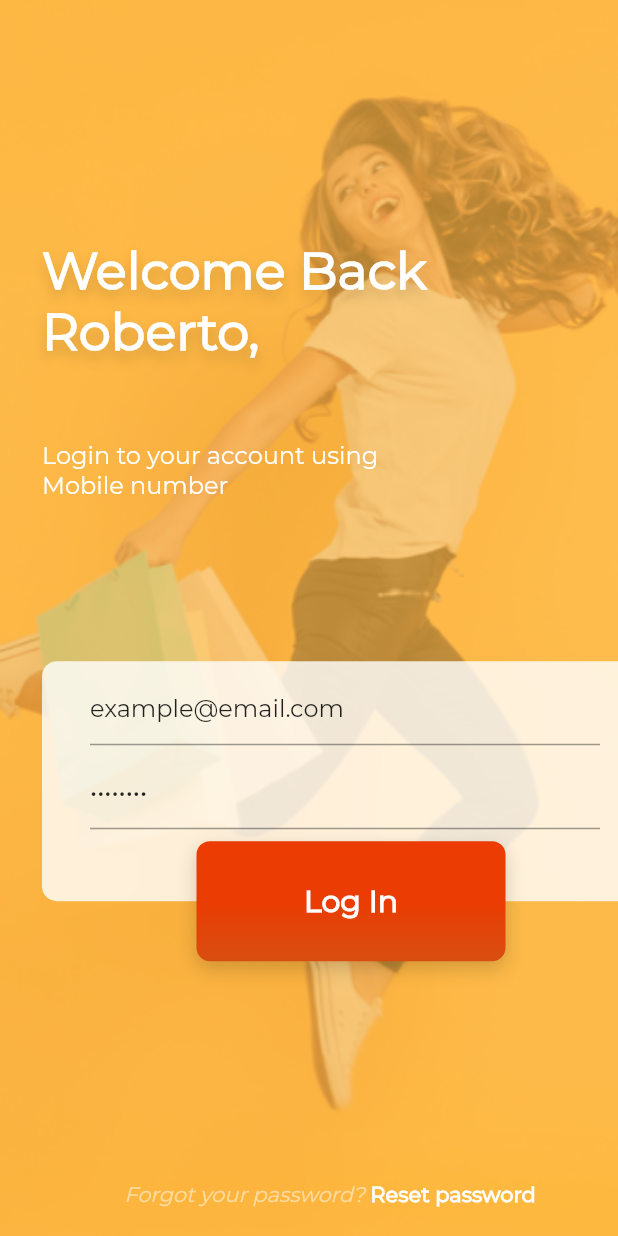
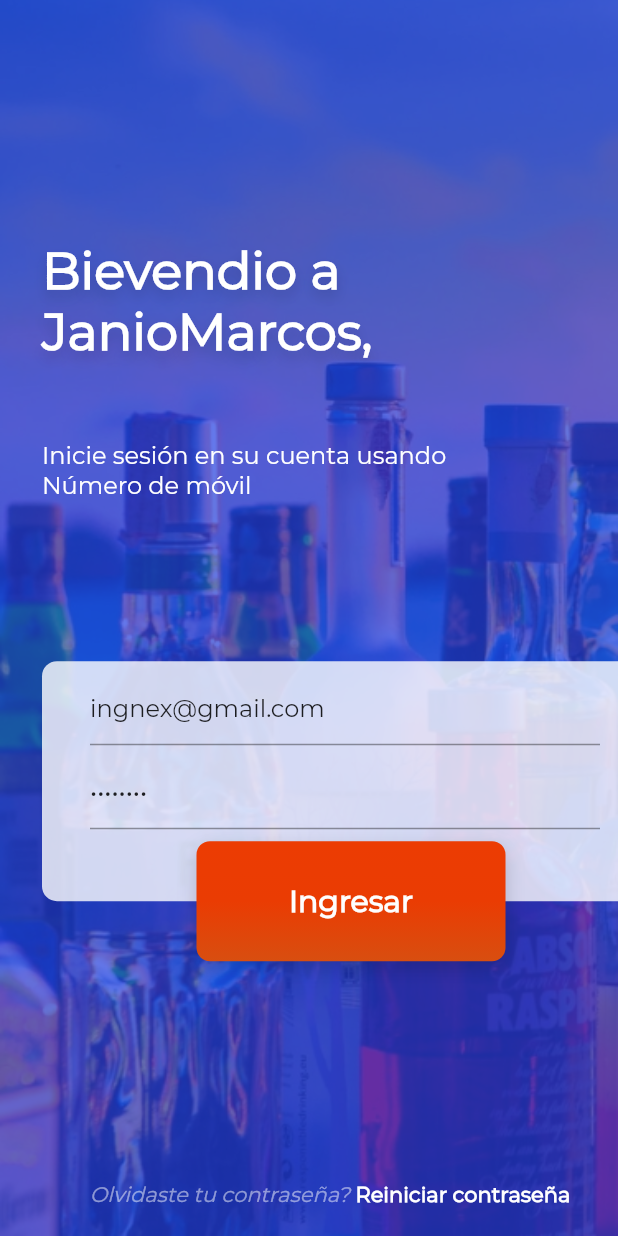
Before and after one commit to IngNex/flutter-practice-delivery, a Flutter app: the screen it shows after launch, on a phone screen of 412 x 824 dp. Run offline on Flutter 3.47's test engine with Material 2 defaults, Android fonts, the phone set to English and light mode, and no system bars; our stand-ins replace card_swiper, country_code_picker, flutter_rating_bar, flutter_svg, numberpicker, pin_code_text_field; missing offline and left inert: rubber.

Commit message:
add login, register verify

```diff
--- a/lib/main.dart
+++ b/lib/main.dart
@@ -8,7 +8,7 @@ class MyApp extends StatelessWidget {
   @override
   Widget build(BuildContext context) {
     return MaterialApp(
-      title: 'eCommerce int2',
+      title: 'IngNex Ecommerce',
       debugShowCheckedModeBanner: false,
       theme: ThemeData(
         brightness: Brightness.light,
--- a/lib/screens/auth/register_page.dart
+++ b/lib/screens/auth/register_page.dart
@@ -1,4 +1,3 @@
-
 import 'package:ecommerce_int2/app_properties.dart';
 import 'package:flutter/material.dart';
 
@@ -11,17 +10,16 @@ class RegisterPage extends StatefulWidget {
 
 class _RegisterPageState extends State<RegisterPage> {
   TextEditingController email =
-      TextEditingController(text: 'example@email.com');
+      TextEditingController(text: 'registrar@email.com');
 
   TextEditingController password = TextEditingController(text: '12345678');
 
   TextEditingController cmfPassword = TextEditingController(text: '12345678');
 
-
   @override
   Widget build(BuildContext context) {
     Widget title = Text(
-      'Glad To Meet You',
+      'Encantado de Conocerte',
       style: TextStyle(
           color: Colors.white,
           fontSize: 34.0,
@@ -38,7 +36,7 @@ class _RegisterPageState extends State<RegisterPage> {
     Widget subTitle = Padding(
         padding: const EdgeInsets.only(right: 56.0),
         child: Text(
-          'Create your new account for future uses.',
+          'Cree su nueva cuenta para usos futuros.',
           style: TextStyle(
             color: Colors.white,
             fontSize: 16.0,
@@ -57,7 +55,7 @@ class _RegisterPageState extends State<RegisterPage> {
           width: MediaQuery.of(context).size.width / 2,
           height: 80,
           child: Center(
-              child: new Text("Register",
+              child: new Text("Registrar",
                   style: const TextStyle(
                       color: const Color(0xfffefefe),
                       fontWeight: FontWeight.w600,
@@ -127,7 +125,7 @@ class _RegisterPageState extends State<RegisterPage> {
     Widget socialRegister = Column(
       children: <Widget>[
         Text(
-          'You can sign in with',
+          'Puedes iniciar sesión con',
           style: TextStyle(
               fontSize: 12.0, fontStyle: FontStyle.italic, color: Colors.white),
         ),
@@ -149,19 +147,17 @@ class _RegisterPageState extends State<RegisterPage> {
     );
 
     return Scaffold(
-
       body: Stack(
         children: <Widget>[
           Container(
             decoration: BoxDecoration(
-                        image: DecorationImage(image: AssetImage('assets/background.jpg'),
-                            fit: BoxFit.cover)
-                    ),
+                image: DecorationImage(
+                    image: AssetImage('assets/background_1.jpg'),
+                    fit: BoxFit.cover)),
           ),
           Container(
             decoration: BoxDecoration(
               color: transparentYellow,
-
             ),
           ),
           Padding(
@@ -170,21 +166,18 @@ class _RegisterPageState extends State<RegisterPage> {
               crossAxisAlignment: CrossAxisAlignment.start,
               mainAxisAlignment: MainAxisAlignment.start,
               children: <Widget>[
-                        Spacer(flex:3),
+                Spacer(flex: 3),
                 title,
                 Spacer(),
-
                 subTitle,
-                        Spacer(flex:2),
-
+                Spacer(flex: 2),
                 registerForm,
-                        Spacer(flex:2),
+                Spacer(flex: 2),
                 Padding(
                     padding: EdgeInsets.only(bottom: 20), child: socialRegister)
               ],
             ),
           ),
-
           Positioned(
             top: 35,
             left: 5,
--- a/lib/screens/auth/welcome_back_page.dart
+++ b/lib/screens/auth/welcome_back_page.dart
@@ -1,24 +1,22 @@
-
 import 'package:ecommerce_int2/app_properties.dart';
 import 'package:flutter/material.dart';
 
 import 'register_page.dart';
 
-class                            WelcomeBackPage extends StatefulWidget {
+class WelcomeBackPage extends StatefulWidget {
   @override
   _WelcomeBackPageState createState() => _WelcomeBackPageState();
 }
 
 class _WelcomeBackPageState extends State<WelcomeBackPage> {
-  TextEditingController email =
-      TextEditingController(text: 'example@email.com');
+  TextEditingController email = TextEditingController(text: 'ingnex@gmail.com');
 
   TextEditingController password = TextEditingController(text: '12345678');
 
   @override
   Widget build(BuildContext context) {
     Widget welcomeBack = Text(
-      'Welcome Back Roberto,',
+      'Bievendio a JanioMarcos,',
       style: TextStyle(
           color: Colors.white,
           fontSize: 34.0,
@@ -35,7 +33,7 @@ class _WelcomeBackPageState extends State<WelcomeBackPage> {
     Widget subTitle = Padding(
         padding: const EdgeInsets.only(right: 56.0),
         child: Text(
-          'Login to your account using\nMobile number',
+          'Inicie sesión en su cuenta usando\nNúmero de móvil',
           style: TextStyle(
             color: Colors.white,
             fontSize: 16.0,
@@ -54,7 +52,7 @@ class _WelcomeBackPageState extends State<WelcomeBackPage> {
           width: MediaQuery.of(context).size.width / 2,
           height: 80,
           child: Center(
-              child: new Text("Log In",
+              child: new Text("Ingresar",
                   style: const TextStyle(
                       color: const Color(0xfffefefe),
                       fontWeight: FontWeight.w600,
@@ -126,7 +124,7 @@ class _WelcomeBackPageState extends State<WelcomeBackPage> {
         mainAxisAlignment: MainAxisAlignment.center,
         children: <Widget>[
           Text(
-            'Forgot your password? ',
+            'Olvidaste tu contraseña? ',
             style: TextStyle(
               fontStyle: FontStyle.italic,
               color: Color.fromRGBO(255, 255, 255, 0.5),
@@ -136,7 +134,7 @@ class _WelcomeBackPageState extends State<WelcomeBackPage> {
           InkWell(
             onTap: () {},
             child: Text(
-              'Reset password',
+              'Reiniciar contraseña',
               style: TextStyle(
                 color: Colors.white,
                 fontWeight: FontWeight.bold,
@@ -149,20 +147,17 @@ class _WelcomeBackPageState extends State<WelcomeBackPage> {
     );
 
     return Scaffold(
-
       body: Stack(
         children: <Widget>[
-
           Container(
             decoration: BoxDecoration(
-              image: DecorationImage(image: AssetImage('assets/background.jpg'),
-                  fit: BoxFit.cover)
-            ),
+                image: DecorationImage(
+                    image: AssetImage('assets/background_1.jpg'),
+                    fit: BoxFit.cover)),
           ),
           Container(
             decoration: BoxDecoration(
-                color: transparentYellow,
-
+              color: transparentYellow,
             ),
           ),
           Padding(
--- a/lib/screens/splash_page.dart
+++ b/lib/screens/splash_page.dart
@@ -41,7 +41,7 @@ class _SplashScreenState extends State<SplashScreen>
     return Container(
       decoration: BoxDecoration(
           image: DecorationImage(
-              image: AssetImage('assets/background.jpg'), fit: BoxFit.cover)),
+              image: AssetImage('assets/background_1.jpg'), fit: BoxFit.cover)),
       child: Container(
         decoration: BoxDecoration(color: transparentYellow),
         child: SafeArea(
@@ -51,7 +51,7 @@ class _SplashScreenState extends State<SplashScreen>
                 Expanded(
                   child: Opacity(
                       opacity: opacity.value,
-                      child: new Image.asset('assets/logo.png')),
+                      child: new Image.asset('assets/janiostore.png')),
                 ),
                 Padding(
                   padding: const EdgeInsets.all(8.0),
@@ -61,7 +61,7 @@ class _SplashScreenState extends State<SplashScreen>
                         children: [
                           TextSpan(text: 'Powered by '),
                           TextSpan(
-                              text: 'int2.io',
+                              text: '©Ingnex',
                               style: TextStyle(fontWeight: FontWeight.bold))
                         ]),
                   ),
```
Also changed, not shown: lib/app_properties.dart (+12 -4 lines), lib/screens/auth/confirm_otp_page.dart (+11 -8 lines), lib/screens/auth/forgot_password_page.dart (+25 -31 lines), assets/background_1.jpg (added), assets/janiostore.png (added), assets/old/background.jpg (renamed from assets/background.jpg), assets/old/logo.png (renamed from assets/logo.png). Lines whose indentation alone changed are shown as unchanged.
